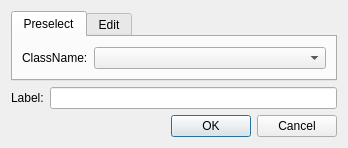
Old version of the form src/gui/BaseGraphView/AddEdgeDialog.ui in the repository rock-core/tools-graph_analysis.
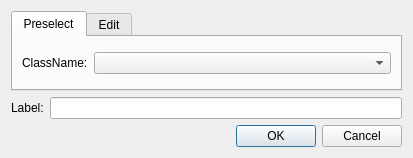
New version of the form.

```diff
--- a/src/gui/BaseGraphView/AddEdgeDialog.ui
+++ b/src/gui/BaseGraphView/AddEdgeDialog.ui
@@ -6,8 +6,8 @@
    <rect>
     <x>0</x>
     <y>0</y>
-    <width>348</width>
-    <height>144</height>
+    <width>413</width>
+    <height>158</height>
    </rect>
   </property>
   <property name="windowTitle">
```
